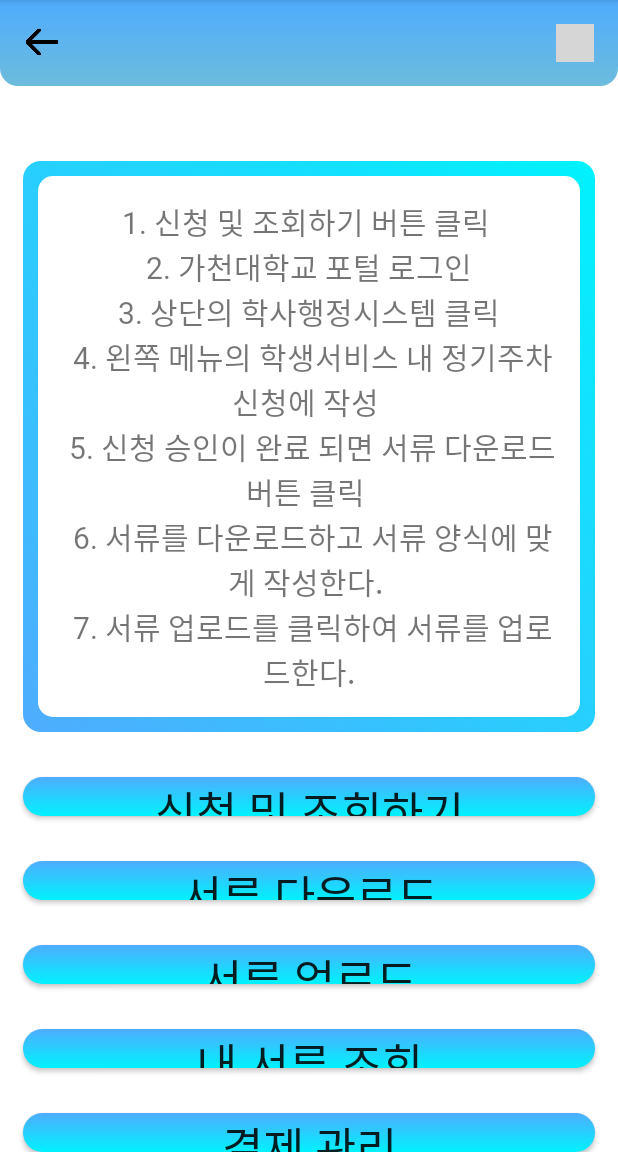
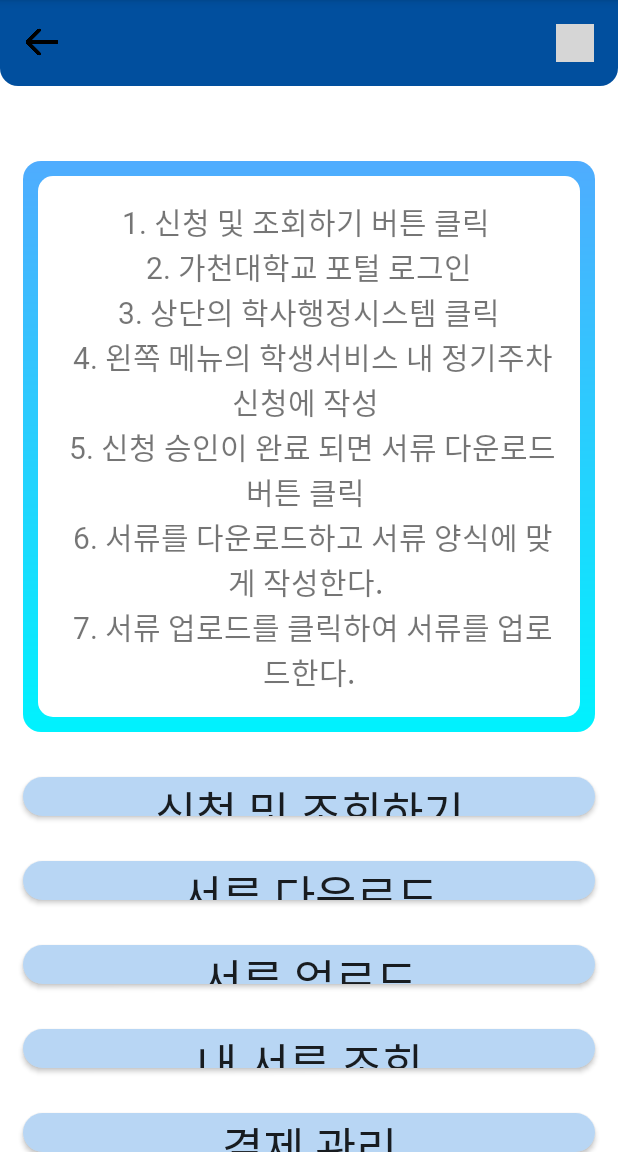
Before and after one commit to Xzar79/MuhanParking, an Android app: the Regular_Parking_Activity screen opened directly, with no data from a screen before it, on a phone screen of 412 x 824 dp, the part 84-1236 px from its top. Run offline under Robolectric (Android 15) with nearby library versions, the light colour scheme and no system bars; grey boxes are pictures that could not be loaded.

Commit message:
first commit

```diff
--- a/app/src/main/res/drawable/button_background.xml
+++ b/app/src/main/res/drawable/button_background.xml
@@ -2,8 +2,8 @@
 <shape xmlns:android="http://schemas.android.com/apk/res/android">
     <gradient
         android:angle="-45"
-        android:startColor="#4facfe"
-        android:endColor="#00f2fe"
+        android:startColor="#b8d6f4"
+        android:endColor="#b8d6f4"
         android:type="linear" />
     <corners android:radius="20dp" />
 </shape>
--- a/app/src/main/res/drawable/gradient_border.xml
+++ b/app/src/main/res/drawable/gradient_border.xml
@@ -7,7 +7,7 @@
             <gradient
                 android:startColor="#4facfe"
                 android:endColor="#00f2fe"
-                android:angle="45" />
+                android:angle="-45" />
             <corners android:radius="12dp" />
         </shape>
     </item>
--- a/app/src/main/res/drawable/rounded_background.xml
+++ b/app/src/main/res/drawable/rounded_background.xml
@@ -5,7 +5,7 @@
         android:bottomLeftRadius="12dp" />
     <gradient
         android:angle="-45"
-        android:startColor="#4facfe"
-        android:endColor="#6CBCDC"
+        android:startColor="#014f9e"
+        android:endColor="#014f9e"
         android:type="linear" />
 </shape>
--- a/app/src/main/res/layout/activity_main2.xml
+++ b/app/src/main/res/layout/activity_main2.xml
@@ -232,10 +232,9 @@
         android:id="@+id/bottom_nav"
         android:layout_width="match_parent"
         android:layout_height="wrap_content"
-
         android:layout_alignParentBottom="true"
         android:layout_centerHorizontal="true"
-        android:background="#4facfe"
+        android:background="#014f9e"
         app:labelVisibilityMode="labeled"
         app:menu="@menu/bottom_nav_menu" />
 
```
